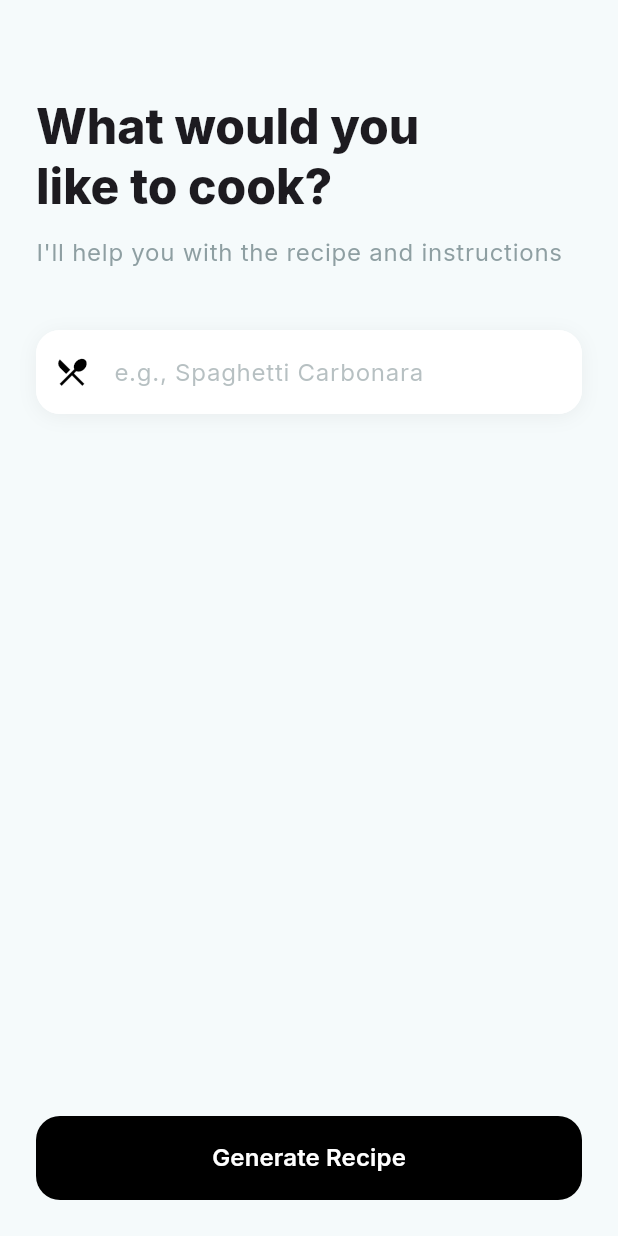
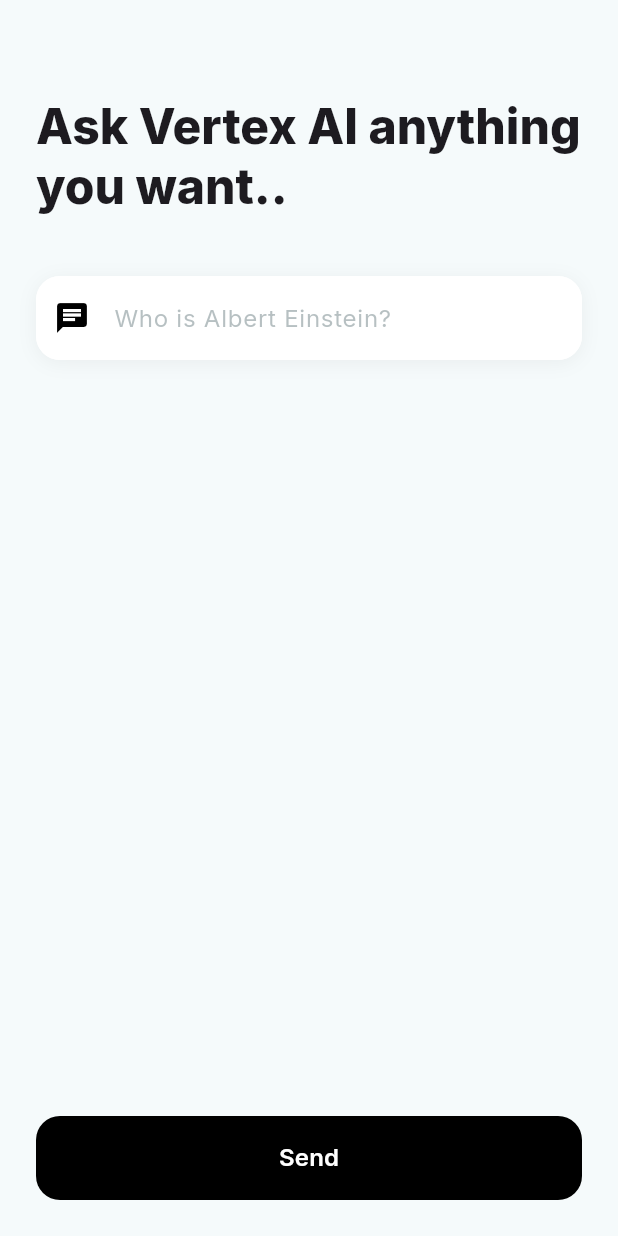
Before and after one commit to joshuadeguzman/demo_chef_ai, a Flutter app: the screen it shows after launch, on a phone screen of 412 x 824 dp. Run offline on Flutter 3.47's test engine with Material 3 defaults, Android fonts, the phone set to English and light mode, and no system bars; our stand-ins replace firebase_auth, firebase_core, firebase_remote_config, firebase_vertexai, go_router, google_fonts and 1 more; accounts and stored records are empty.

Commit message:
feat: Show demo for text generation

```diff
--- a/lib/screens/prompt_screen.dart
+++ b/lib/screens/prompt_screen.dart
@@ -17,6 +17,7 @@
 class _PromptScreenState extends State<PromptScreen> {
   late final GenerativeModel _model;
   late final TextEditingController _promptController;
+  String? responseText;
   late bool _isLoading = false;
 
   late FirebaseRemoteConfig remoteConfig;
@@ -28,9 +29,8 @@
     var vertexInstance = FirebaseVertexAI.instanceFor(
       auth: FirebaseAuth.instance,
     );
-    // TODO(steps): Set the model name here.
     _model = vertexInstance.generativeModel(
-      model: '<YOUR MODEL NAME HERE>',
+      model: 'gemini-1.5-flash',
     );
     _promptController = TextEditingController();
     _isLoading = false;
@@ -64,12 +64,27 @@
       _isLoading = true;
     });
 
-    // TODO(joshua): Copy the prompt from prompt.txt and paste it here.
+    final content = [
+      Content.multi([TextPart(_promptController.text)]),
+    ];
 
     try {
-      // TODO(steps): Call the model and get the response.
+      var response = await _model.generateContent(content);
 
-      // TODO(steps): Parse the response and push to the cooking screen.
+      if (response.text == null && mounted) {
+        ScaffoldMessenger.of(context).showSnackBar(
+          const SnackBar(
+            content: Text('Something went wrong. Please try again.'),
+          ),
+        );
+        return;
+      }
+
+      debugPrint('Response is ${response.text}');
+
+      setState(() {
+        responseText = response.text;
+      });
     } catch (e) {
       if (mounted) {
         ScaffoldMessenger.of(context).showSnackBar(
@@ -92,24 +107,18 @@
       body: SafeArea(
         child: Padding(
           padding: const EdgeInsets.all(24.0),
+          child: Stack(
+            children: [
+              SingleChildScrollView(
                 child: Column(
                   crossAxisAlignment: CrossAxisAlignment.start,
                   children: [
                     const SizedBox(height: 40),
                     Text(
-                'What would you\nlike to cook?',
-                style: Theme.of(context).textTheme.headlineLarge?.copyWith(
+                      'Ask Vertex AI anything\nyou want..',
+                      style:
+                          Theme.of(context).textTheme.headlineLarge?.copyWith(
                                 fontWeight: FontWeight.w800,
-                    ),
-              ),
-              const SizedBox(height: 12),
-              Text(
-                'I\'ll help you with the recipe and instructions',
-                style: Theme.of(context).textTheme.bodyLarge?.copyWith(
-                      color: Theme.of(context)
-                          .colorScheme
-                          .secondary
-                          .withOpacity(0.6),
                               ),
                     ),
                     const SizedBox(height: 40),
@@ -128,7 +137,7 @@
                       child: TextField(
                         controller: _promptController,
                         decoration: InputDecoration(
-                    hintText: 'e.g., Spaghetti Carbonara',
+                          hintText: 'Who is Albert Einstein?',
                           hintStyle: TextStyle(
                             color: Theme.of(context)
                                 .colorScheme
@@ -136,7 +145,7 @@
                                 .withOpacity(0.4),
                           ),
                           prefixIcon: Icon(
-                      Icons.restaurant_menu,
+                            Icons.chat,
                             color: Theme.of(context).colorScheme.primary,
                           ),
                           border: OutlineInputBorder(
@@ -149,8 +158,19 @@
                         style: Theme.of(context).textTheme.bodyLarge,
                       ),
                     ),
-              const Spacer(),
-              SizedBox(
+                    const SizedBox(height: 12),
+                    if (responseText != null)
+                      Text(
+                        responseText!,
+                        style: Theme.of(context).textTheme.bodyLarge,
+                      ),
+                    const SizedBox(height: 56),
+                  ],
+                ),
+              ),
+              Align(
+                alignment: Alignment.bottomCenter,
+                child: SizedBox(
                   width: double.infinity,
                   height: 56,
                   child: FilledButton(
@@ -180,10 +200,11 @@
                                 ),
                               )
                             : const Text(
-                              'Generate Recipe',
+                                'Send',
                                 style: TextStyle(
                                   fontSize: 16,
                                   fontWeight: FontWeight.w600,
+                                ),
                               ),
                   ),
                 ),
```
Lines whose indentation alone changed are shown as unchanged.
